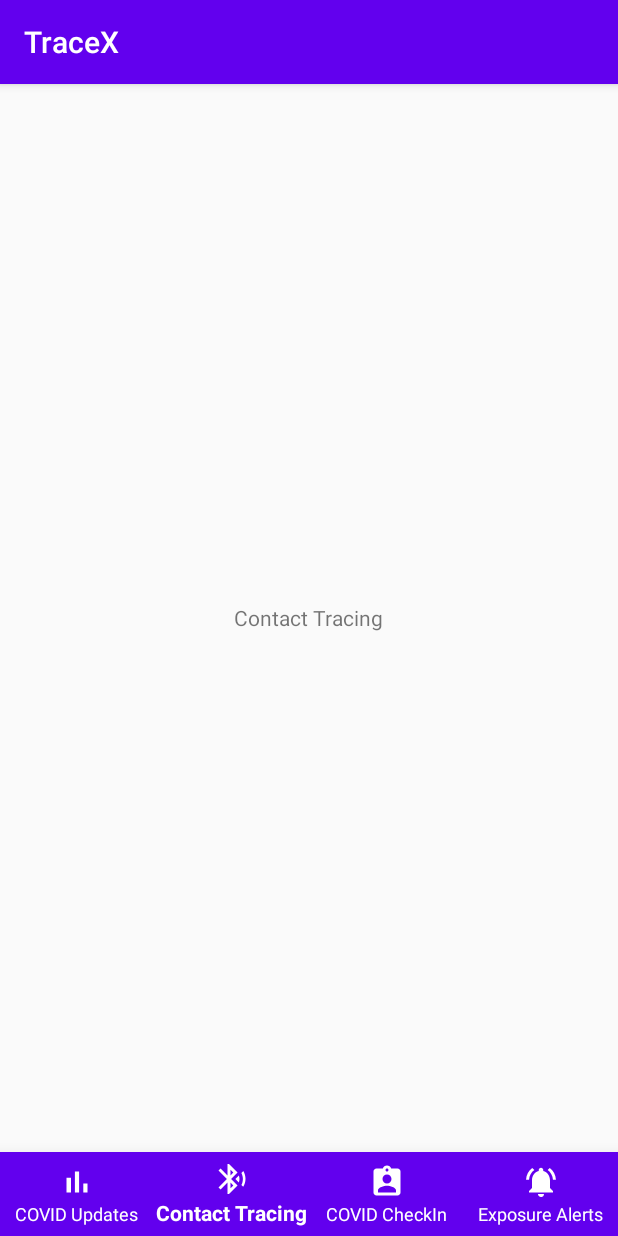
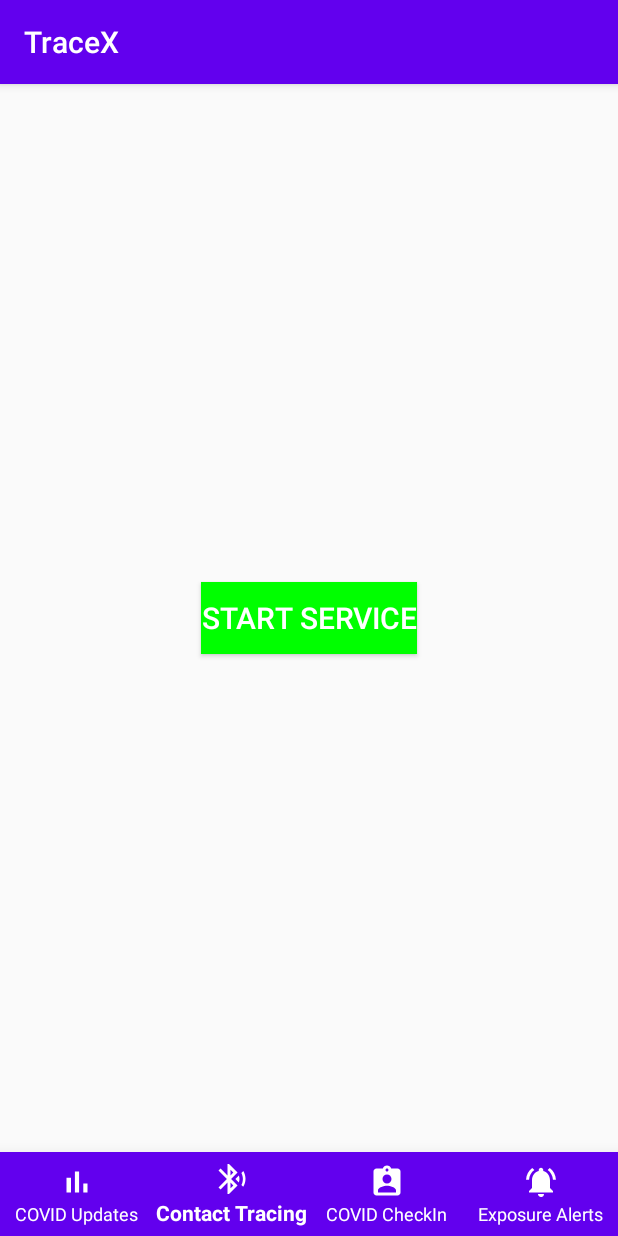
Before and after one commit to snehapatil11/TraceXContactTracing, an Android app: the screen it shows after launch (MainActivity), item 2 of the bottom bar chosen, on a phone screen of 412 x 824 dp. Run offline under Robolectric (Android 15) with nearby library versions, the phone set to English and light mode, and no system bars; libraries missing offline, so code that uses them is left out: com.github.mikephil.charting; 27 statements that could not run were skipped.

Commit message:
Made BLE service to run continously in foreground

```diff
--- a/app/src/main/AndroidManifest.xml
+++ b/app/src/main/AndroidManifest.xml
@@ -29,7 +29,11 @@
                 <category android:name="android.intent.category.LAUNCHER" />
             </intent-filter>
         </activity>
-        <service android:name=".blemodule.BLEService"></service>
+        <service android:name=".blemodule.BLEService"
+            android:enabled="true"
+            android:exported="false"
+            android:foregroundServiceType="connectedDevice">
+        </service>
     </application>
 
 </manifest>
--- a/app/src/main/java/com/example/tracexcontacttracing/MainActivity.kt
+++ b/app/src/main/java/com/example/tracexcontacttracing/MainActivity.kt
@@ -57,6 +57,10 @@ class MainActivity : AppCompatActivity(), OnDeviceScanListener, View.OnClickList
 
     private var mDeviceAddress: String = ""
 
+    private val REQUEST_LOCATION_PERMISSION = 2018
+    private val TAG = "MainActivity"
+    private val REQUEST_ENABLE_BT = 1000
+
     override fun onScanCompleted(deviceDataList: DeviceData) {
 
         //Initiate a dialog Fragment from here and ask the user to select his device
@@ -67,9 +71,7 @@ class MainActivity : AppCompatActivity(), OnDeviceScanListener, View.OnClickList
 
     }
 
-    private val REQUEST_LOCATION_PERMISSION = 2018
-    private val TAG = "MainActivity"
-    private val REQUEST_ENABLE_BT = 1000
+
     override fun onCreate(savedInstanceState: Bundle?) {
         super.onCreate(savedInstanceState)
         setContentView(R.layout.activity_main)
@@ -108,14 +110,15 @@ class MainActivity : AppCompatActivity(), OnDeviceScanListener, View.OnClickList
     private fun checkLocationPermission() {
         if (isAboveMarshmallow()) {
             when {
-                isLocationPermissionEnabled() -> initBLEModule()
+                //isLocationPermissionEnabled() -> initBLEModule()
                 ActivityCompat.shouldShowRequestPermissionRationale(this,
                     Manifest.permission.ACCESS_COARSE_LOCATION) -> displayRationale()
                 else -> requestLocationPermission()
             }
-        } else {
+        }
+        /*else {
             initBLEModule()
-        }
+        }*/
     }
 
     /**
@@ -128,6 +131,7 @@ class MainActivity : AppCompatActivity(), OnDeviceScanListener, View.OnClickList
             arrayOf(Manifest.permission.ACCESS_COARSE_LOCATION),
             REQUEST_LOCATION_PERMISSION)
     }
+
 
     /**
      * If the user decline the Permission request and tick the never ask again message
@@ -204,7 +208,7 @@ class MainActivity : AppCompatActivity(), OnDeviceScanListener, View.OnClickList
 
     private fun initBLEModule() {
         when (checkBluetooth()) {
-            Enums.ENABLED -> startService(Intent(this, BLEService::class.java))
+            //Enums.ENABLED -> startService(Intent(this, BLEService::class.java))
             Enums.DISABLED -> showBluetoothDisabledError()
             Enums.NOT_FOUND -> showBluetoothNotFoundError()
         }
--- a/app/src/main/java/com/example/tracexcontacttracing/bottomnav/fragments/ContacttracingFragment.kt
+++ b/app/src/main/java/com/example/tracexcontacttracing/bottomnav/fragments/ContacttracingFragment.kt
@@ -1,11 +1,19 @@
 package com.example.tracexcontacttracing.bottomnav.fragments
 
+import android.content.Intent
+import android.graphics.Color
+import android.os.Build
 import android.os.Bundle
+import android.util.Log
 import androidx.fragment.app.Fragment
 import android.view.LayoutInflater
 import android.view.View
 import android.view.ViewGroup
+import android.widget.Button
+import android.widget.Toast
+import androidx.annotation.RequiresApi
 import com.example.tracexcontacttracing.R
+import com.example.tracexcontacttracing.blemodule.BLEService
 
 // TODO: Rename parameter arguments, choose names that match
 // the fragment initialization parameters, e.g. ARG_ITEM_NUMBER
@@ -21,6 +29,7 @@ class ContacttracingFragment : Fragment() {
     // TODO: Rename and change types of parameters
     private var param1: String? = null
     private var param2: String? = null
+    private lateinit var inflatedView: View
 
     override fun onCreate(savedInstanceState: Bundle?) {
         super.onCreate(savedInstanceState)
@@ -30,12 +39,47 @@ class ContacttracingFragment : Fragment() {
         }
     }
 
+    @RequiresApi(Build.VERSION_CODES.O)
     override fun onCreateView(
         inflater: LayoutInflater, container: ViewGroup?,
         savedInstanceState: Bundle?
     ): View? {
         // Inflate the layout for this fragment
-        return inflater.inflate(R.layout.fragment_contacttracing, container, false)
+        //return inflater.inflate(R.layout.fragment_contacttracing, container, false)
+        val isServiceRunning = BLEService.isAppInForeground
+        inflatedView = inflater.inflate(R.layout.fragment_contacttracing, container, false)
+
+        val serviceIntent = Intent(context, BLEService::class.java)
+        serviceIntent.putExtra("inputExtra", "Foreground Service Example in Android")
+
+        val button = inflatedView.findViewById(R.id.scan_ble) as Button
+        if (!isServiceRunning) {
+
+            button.setBackgroundColor(Color.GREEN)
+            button.setText("Start Service")
+
+            button.setOnClickListener {
+                Log.d(null, "Initiated background task")
+                Toast.makeText(context, "Contact Tracing Service Started", Toast.LENGTH_SHORT)
+                    .show()
+                //context?.startForegroundService(serviceIntent)
+
+                context?.startService(serviceIntent)
+
+                BLEService.isAppInForeground = true
+                //parentFragmentManager.beginTransaction().detach(this).attach(this).commit()
+            }
+        } else {
+            button.setBackgroundColor(Color.RED)
+            button.setText("Stop Service")
+            button.setOnClickListener {
+                context?.stopService(serviceIntent)
+                BLEService.isAppInForeground = false
+                //parentFragmentManager.beginTransaction().detach(this).attach(this).commit()
+            }
+
+        }
+        return inflatedView
     }
 
     companion object {
--- a/app/src/main/res/layout/fragment_contacttracing.xml
+++ b/app/src/main/res/layout/fragment_contacttracing.xml
@@ -3,6 +3,7 @@
     xmlns:tools="http://schemas.android.com/tools"
     android:layout_width="match_parent"
     android:layout_height="match_parent"
+    xmlns:app="http://schemas.android.com/apk/res-auto"
     tools:context=".bottomnav.fragments.ContacttracingFragment">
 
     <!-- TODO: Update blank fragment layout -->
@@ -14,6 +15,14 @@
             android:layout_height="wrap_content"
             android:text="Contact Tracing"
             android:layout_centerInParent="true"/>
+        <Button
+            android:id="@+id/scan_ble"
+            android:layout_width="wrap_content"
+            android:layout_height="wrap_content"
+            android:text="Enable Bluetooth"
+            android:textColor="#FFFFFF"
+            android:textSize="20sp"
+            android:layout_centerInParent="true" />
     </RelativeLayout>
 
 </FrameLayout>
```
Also changed, not shown: app/src/main/java/com/example/tracexcontacttracing/blemodule/BLEService.kt (+119 -10 lines).
